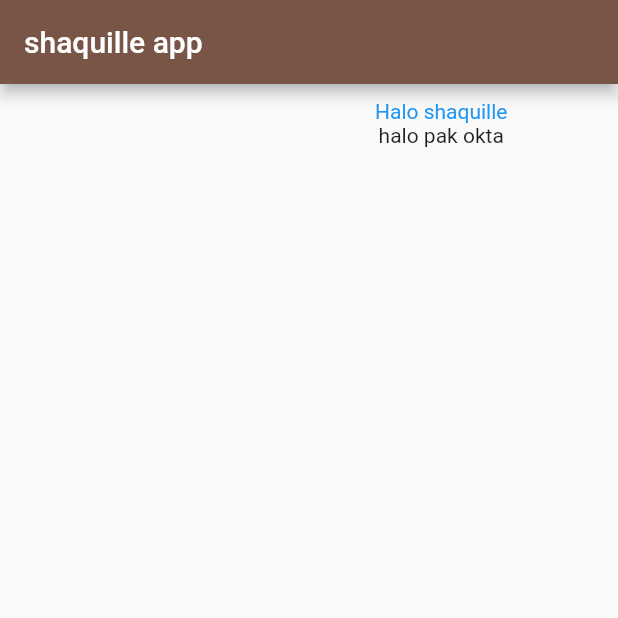
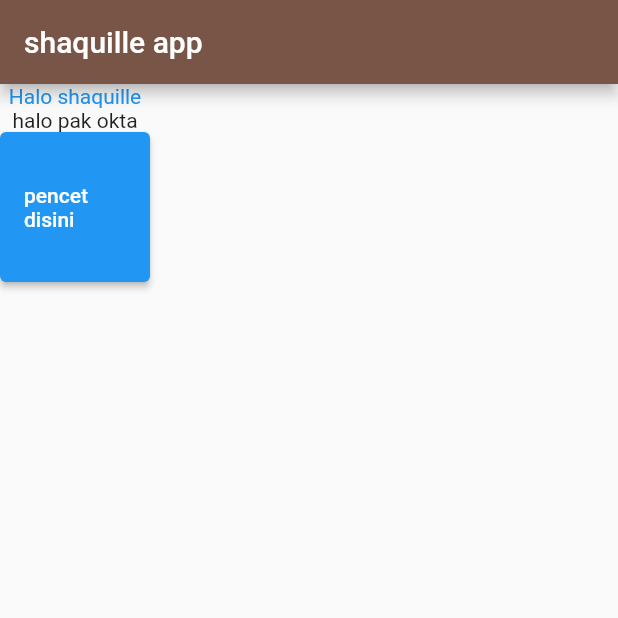
Before and after one commit to daniandraaa/belajarfluttersekolah, a Flutter app: the screen it shows after launch, on a phone screen of 412 x 824 dp, the top half of it. Run offline on Flutter 3.47's test engine with Material 2 defaults, Android fonts, the phone set to English and light mode, and no system bars.

Commit message:
update terbaru belajarnya

```diff
--- a/lib/pertama.dart
+++ b/lib/pertama.dart
@@ -11,17 +11,19 @@ class PErtamalah extends StatelessWidget {
         backgroundColor: Colors.brown,
       ),
       body: SafeArea(
-        child: Padding(
-          padding: const EdgeInsets.fromLTRB(250, 10, 0, 0),
-          child: Column(
-            children: const [
-              Text(
-                "Halo shaquille",
-                style: TextStyle(color: Colors.blue),
-              ),
-              Text("halo pak okta"),
-            ],
-          ),
+        child: Column(
+          children: [
+            const Text(
+              "Halo shaquille",
+              style: TextStyle(color: Colors.blue),
+            ),
+            const Text("halo pak okta"),
+            SizedBox(
+                width: 100,
+                height: 100,
+                child: ElevatedButton(
+                    onPressed: () {}, child: const Text("pencet disini")))
+          ],
         ),
       ),
     );
```
Also changed, not shown: lib/ketiga.dart (added, +16 -0 lines).
